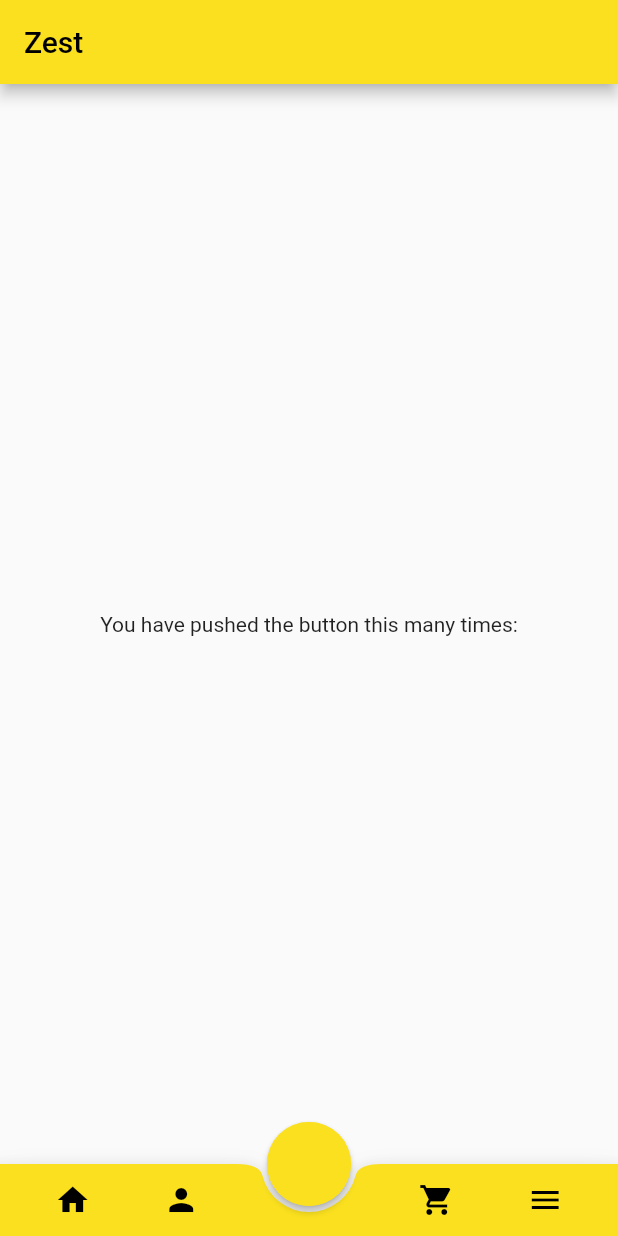
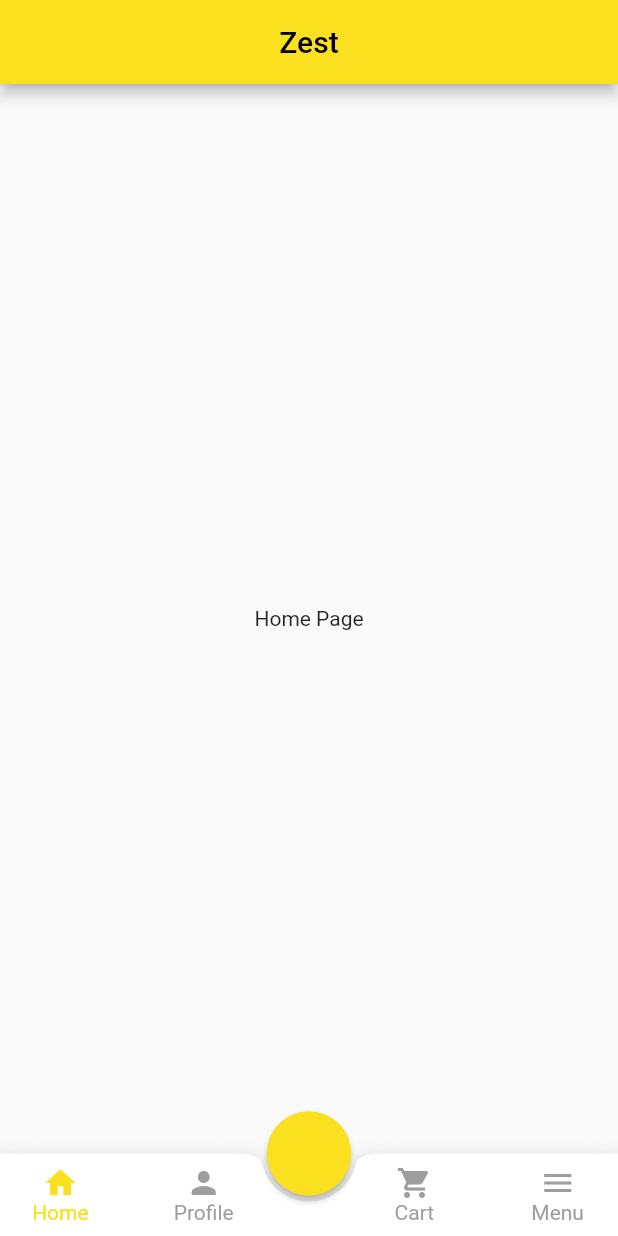
Before and after one commit to narak999/Zest, a Flutter app: the screen it shows after launch, after a tap on the "search" icon, on a phone screen of 412 x 824 dp. Run offline on Flutter 3.47's test engine with Material 2 defaults, Android fonts, the phone set to English and light mode, and no system bars; our stand-ins replace flutter_native_splash.

Commit message:
Second Commit

```diff
--- a/lib/main.dart
+++ b/lib/main.dart
@@ -22,7 +22,7 @@ class Zest extends StatelessWidget {
         primaryColor: Palette.kToLight[20],
         primarySwatch: Palette.kToLight,
       ),
-      home: const MyHomePage(title: 'Zest'),
+      home: const MyHomeScreen(title: 'Zest'),
     );
   }
 }
--- a/lib/screen/bottomappbar.dart
+++ b/lib/screen/bottomappbar.dart
@@ -1,44 +1,110 @@
 import 'package:flutter/material.dart';
-import '../utils/palette.dart';
+import 'package:flutter/services.dart';
+import 'package:zest/screen/transition/animationcurve.dart';
 
-class MyBottomAppBar extends StatelessWidget {
-  const MyBottomAppBar({Key key}) : super(key: key);
+class MyBottomAppBarItem {
+  MyBottomAppBarItem({this.iconData, this.text, this.tooltip});
+  IconData iconData;
+  String text;
+  Tooltip tooltip;
+}
+
+class MyBottomAppBar extends StatefulWidget {
+  const MyBottomAppBar({Key key,
+    this.pageController,
+    this.items,
+    this.color,
+    this.selectedColor,
+    this.notchedShape,
+    this.height = 55.0,
+    this.iconSize = 24.0,
+}) : super(key: key);
+  final PageController pageController;
+  final List<MyBottomAppBarItem> items;
+  final double height;
+  final double iconSize;
+  final Color color;
+  final Color selectedColor;
+  final NotchedShape notchedShape;
+
+  @override
+  State<MyBottomAppBar> createState() => MyBottomAppBarState();
+}
+
+class MyBottomAppBarState extends State<MyBottomAppBar> {
+  int _selectedIndex = 0;
+
+  _updateIndex(int index) {
+    setState(() {
+      _selectedIndex = index;
+    });
+  }
+
+  List<Widget> addSpacer(List<Widget> itemList) {
+    List<Widget> widgetList = [
+      itemList[0],
+      const SizedBox(width: 15),
+      itemList[1],
+      const SizedBox(width: 60),
+      itemList[2],
+      const SizedBox(width: 15),
+      itemList[3]
+    ];
+    return widgetList;
+  }
 
   @override
   Widget build(BuildContext context) {
+    List<Widget> items = List.generate(widget.items.length, (int index) {
+      return _buildTabItem(
+        item: widget.items[index],
+        index: index,
+        onPressed: _updateIndex,
+      );
+    });
+
     return BottomAppBar(
-      shape: const CircularNotchedRectangle(),
-      color: Palette.kToLight,
-      child: IconTheme(
-        data: IconThemeData(color: Theme.of(context).colorScheme.onPrimary),
-        child: Row(
-          children: <Widget>[
-            const Spacer(flex: 1),
-            IconButton(
-              tooltip: 'Go to homescreen',
-              icon: const Icon(Icons.home),
-              onPressed: () {},
+      shape: widget.notchedShape,
+      color: Colors.white,
+      child: Row(
+        mainAxisSize: MainAxisSize.max,
+        mainAxisAlignment: MainAxisAlignment.spaceBetween,
+        children: addSpacer(items),
+      ),
+    );
+
+  }
+
+  Widget _buildTabItem({
+    MyBottomAppBarItem item,
+    int index,
+    ValueChanged<int> onPressed,
+  }) {
+    Color color = _selectedIndex == index ? widget.selectedColor : widget.color;
+    return Expanded(
+      child: SizedBox(
+        height: widget.height,
+        child: Material(
+          type: MaterialType.transparency,
+          child: InkWell(
+            onTap: () {
+              HapticFeedback.heavyImpact();
+              onPressed(index);
+              widget.pageController.animateToPage(_selectedIndex, duration: const Duration(milliseconds: 500), curve: Curves.easeIn);
+              widget.pageController.jumpToPage(_selectedIndex);
+              },
+            child: Column(
+              mainAxisSize: MainAxisSize.min,
+              mainAxisAlignment: MainAxisAlignment.center,
+              children: <Widget>[
+                Icon(item.iconData, color: color, size: widget.iconSize),
+                Text(
+                  item.text,
+                  style: TextStyle(color: color),
+                )
+              ],
             ),
-            const Spacer(flex: 1),
-            IconButton(
-              tooltip: 'Go to profile screen',
-              icon: const Icon(Icons.person),
-              onPressed: () {},
-            ),
-            const Spacer(flex: 5),
-            IconButton(
-              tooltip: 'Go to cart',
-              icon: const Icon(Icons.shopping_cart),
-              onPressed: () {},
-            ),
-            const Spacer(flex: 1),
-            IconButton(
-              tooltip: 'Go to more menu',
-              icon: const Icon(Icons.menu),
-              onPressed: () {},
-            ),
-            const Spacer(flex: 1),
-          ],
+          ),
         ),
       ),
     );
--- /dev/null
+++ b/lib/screen/cartpage.dart
@@ -0,0 +1,27 @@
+import 'package:flutter/material.dart';
+
+class MyCartPage extends StatefulWidget {
+  const MyCartPage({Key key}) : super(key: key);
+
+  @override
+  State<MyCartPage> createState() => _MyCartPageState();
+}
+
+class _MyCartPageState extends State<MyCartPage> {
+
+
+@override
+Widget build(BuildContext context) =>
+    Scaffold(
+      body: Center(
+        child: Column(
+          mainAxisAlignment: MainAxisAlignment.center,
+          children: const <Widget>[
+            Text(
+              'Cart Page',
+            ),
+          ],
+        ),
+      ),
+    );
+}
--- /dev/null
+++ b/lib/screen/homepage.dart
@@ -0,0 +1,27 @@
+import 'package:flutter/material.dart';
+
+class MyHomePage extends StatefulWidget {
+  const MyHomePage({Key key}) : super(key: key);
+
+  @override
+  State<MyHomePage> createState() => _MyHomePageState();
+}
+
+class _MyHomePageState extends State<MyHomePage> {
+
+
+@override
+Widget build(BuildContext context) =>
+    Scaffold(
+      body: Center(
+        child: Column(
+          mainAxisAlignment: MainAxisAlignment.center,
+          children: const <Widget>[
+            Text(
+              'Home Page',
+            ),
+          ],
+        ),
+      ),
+    );
+}
--- a/lib/screen/homescreen.dart
+++ b/lib/screen/homescreen.dart
@@ -1,24 +1,28 @@
 import 'package:flutter/material.dart';
+import 'package:flutter/services.dart';
 import 'package:flutter_native_splash/flutter_native_splash.dart';
+import 'package:zest/screen/profilepage.dart';
 import 'package:zest/screen/transition/ripplepagetransition.dart';
 import 'package:zest/utils/palette.dart';
 import 'bottomappbar.dart';
+import 'cartpage.dart';
+import 'homepage.dart';
+import 'menupage.dart';
 import 'searchscreen.dart';
 
-class MyHomePage extends StatefulWidget {
-  const MyHomePage({Key key, this.title}) : super(key: key);
-
+class MyHomeScreen extends StatefulWidget {
+  const MyHomeScreen({Key key, this.title = 'Zest'}) : super(key: key);
   final String title;
 
   @override
-  State<MyHomePage> createState() => _MyHomePageState();
+  State<MyHomeScreen> createState() => _MyHomeScreenState();
 }
 
-class _MyHomePageState extends State<MyHomePage> with TickerProviderStateMixin {
+class _MyHomeScreenState extends State<MyHomeScreen> with TickerProviderStateMixin {
   final GlobalKey _fabButtonKey = GlobalKey();
   RipplePageTransition _ripplePageTransition;
-
-  static const _FabButtonColor = Palette.kToLight;
+  static const _fabButtonColor = Palette.kToLight;
+  final PageController pageController = PageController(initialPage: 0);
 
   @override
   void initState() {
@@ -36,31 +40,55 @@ class _MyHomePageState extends State<MyHomePage> with TickerProviderStateMixin {
         Scaffold(
           appBar: AppBar(
             title: Text(widget.title),
+            centerTitle: true,
           ),
-          body: Center(
-            child: Column(
-              mainAxisAlignment: MainAxisAlignment.center,
-              children: const <Widget>[
-                Text(
-                  'You have pushed the button this many times:',
-                ),
-              ],
-            ),
+          body: PageView(
+            controller: pageController,
+            physics: const NeverScrollableScrollPhysics(),
+            children: const <Widget>[
+              Center(
+                child: MyHomePage(),
+              ),
+              Center(
+                child: MyProfilePage(),
+              ),
+              Center(
+                child: MyCartPage(),
+              ),
+              Center(
+                child: MyMenuPage(),
+              ),
+            ],
           ),
           floatingActionButton: _floatingActionButton,
           floatingActionButtonLocation: FloatingActionButtonLocation
               .centerDocked,
-          bottomNavigationBar: const MyBottomAppBar (),
+          bottomNavigationBar: MyBottomAppBar(
+            pageController: pageController,
+            color: Colors.grey,
+            selectedColor: Palette.kToLight,
+            notchedShape: const CircularNotchedRectangle(),
+            items: [
+              MyBottomAppBarItem(iconData: Icons.home, text: 'Home', tooltip: const Tooltip(message: "Home")),
+              MyBottomAppBarItem(iconData: Icons.person, text: 'Profile', tooltip: const Tooltip(message: "Profile")),
+              MyBottomAppBarItem(iconData: Icons.shopping_cart, text: 'Cart', tooltip: const Tooltip(message: "Cart")),
+              MyBottomAppBarItem(iconData: Icons.menu, text: 'Menu', tooltip: const Tooltip(message: "Menu")),
+            ],
+          ),
         ),
         _ripplePageTransition
-      ]);
+      ])
+  ;
 
   Widget get _floatingActionButton =>
       FloatingActionButton(
         key: _fabButtonKey,
-        backgroundColor: _FabButtonColor,
+        backgroundColor: _fabButtonColor,
         elevation: 2.0,
-        onPressed: () => _ripplePageTransition.navigateTo(const SearchScreen()),
+        onPressed: () => {
+          HapticFeedback.lightImpact(),
+          _ripplePageTransition.navigateTo(const SearchScreen())
+        },
         child: const Icon(Icons.search, size: 40),
       );
 }
--- /dev/null
+++ b/lib/screen/menupage.dart
@@ -0,0 +1,27 @@
+import 'package:flutter/material.dart';
+
+class MyMenuPage extends StatefulWidget {
+  const MyMenuPage({Key key}) : super(key: key);
+
+  @override
+  State<MyMenuPage> createState() => _MyMenuPageState();
+}
+
+class _MyMenuPageState extends State<MyMenuPage> {
+
+
+@override
+Widget build(BuildContext context) =>
+    Scaffold(
+      body: Center(
+        child: Column(
+          mainAxisAlignment: MainAxisAlignment.center,
+          children: const <Widget>[
+            Text(
+              'Menu Page',
+            ),
+          ],
+        ),
+      ),
+    );
+}
--- /dev/null
+++ b/lib/screen/profilepage.dart
@@ -0,0 +1,27 @@
+import 'package:flutter/material.dart';
+
+class MyProfilePage extends StatefulWidget {
+  const MyProfilePage({Key key}) : super(key: key);
+
+  @override
+  State<MyProfilePage> createState() => _MyProfilePageState();
+}
+
+class _MyProfilePageState extends State<MyProfilePage> {
+
+
+@override
+Widget build(BuildContext context) =>
+    Scaffold(
+      body: Center(
+        child: Column(
+          mainAxisAlignment: MainAxisAlignment.center,
+          children: const <Widget>[
+            Text(
+              'Profile Page',
+            ),
+          ],
+        ),
+      ),
+    );
+}
```
Also changed, not shown: lib/screen/searchscreen.dart (+73 -16 lines), lib/screen/transition/animationcurve.dart (added, +17 -0 lines).
